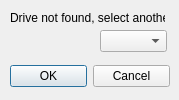
Above: Panel/SelectDriveDialog.ui from martin-kudlicka/file-commander before the change. Below: the same form after it.
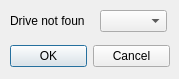
That is the form after the change.

Commit message: + (Windows only) hide drive information till selected right one * slightly modified Select drive dialog

The edit to the form file:
```diff
--- a/Panel/SelectDriveDialog.ui
+++ b/Panel/SelectDriveDialog.ui
@@ -6,40 +6,17 @@
     <x>0</x>
     <y>0</y>
     <width>179</width>
-    <height>100</height>
+    <height>79</height>
    </rect>
   </property>
   <property name="windowTitle" >
    <string>Select drive</string>
   </property>
-  <widget class="QLabel" name="label" >
-   <property name="geometry" >
-    <rect>
-     <x>10</x>
-     <y>10</y>
-     <width>155</width>
-     <height>16</height>
-    </rect>
-   </property>
-   <property name="text" >
-    <string>Drive not found, select another.</string>
-   </property>
-  </widget>
-  <widget class="QComboBox" name="qcbDrive" >
-   <property name="geometry" >
-    <rect>
-     <x>100</x>
-     <y>30</y>
-     <width>67</width>
-     <height>22</height>
-    </rect>
-   </property>
-  </widget>
   <widget class="QDialogButtonBox" name="qdbbResponse" >
    <property name="geometry" >
     <rect>
      <x>10</x>
-     <y>60</y>
+     <y>40</y>
      <width>160</width>
      <height>32</height>
     </rect>
@@ -51,6 +28,29 @@
     <set>QDialogButtonBox::Cancel|QDialogButtonBox::NoButton|QDialogButtonBox::Ok</set>
    </property>
   </widget>
+  <widget class="QComboBox" name="qcbDrive" >
+   <property name="geometry" >
+    <rect>
+     <x>100</x>
+     <y>10</y>
+     <width>67</width>
+     <height>22</height>
+    </rect>
+   </property>
+  </widget>
+  <widget class="QLabel" name="label" >
+   <property name="geometry" >
+    <rect>
+     <x>10</x>
+     <y>13</y>
+     <width>75</width>
+     <height>16</height>
+    </rect>
+   </property>
+   <property name="text" >
+    <string>Drive not found</string>
+   </property>
+  </widget>
  </widget>
  <tabstops>
   <tabstop>qcbDrive</tabstop>
```
Left out of the diff: 8 changed lines with no effect on the pictures. The commit also changes 3 other files.
